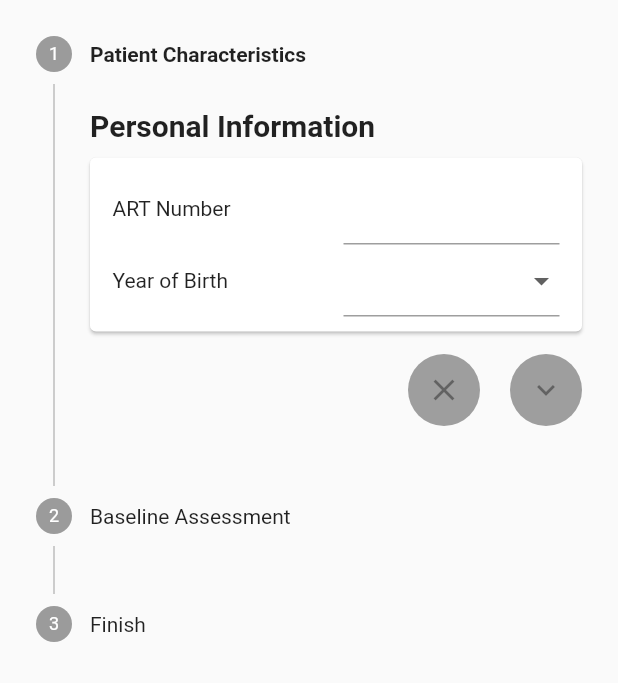
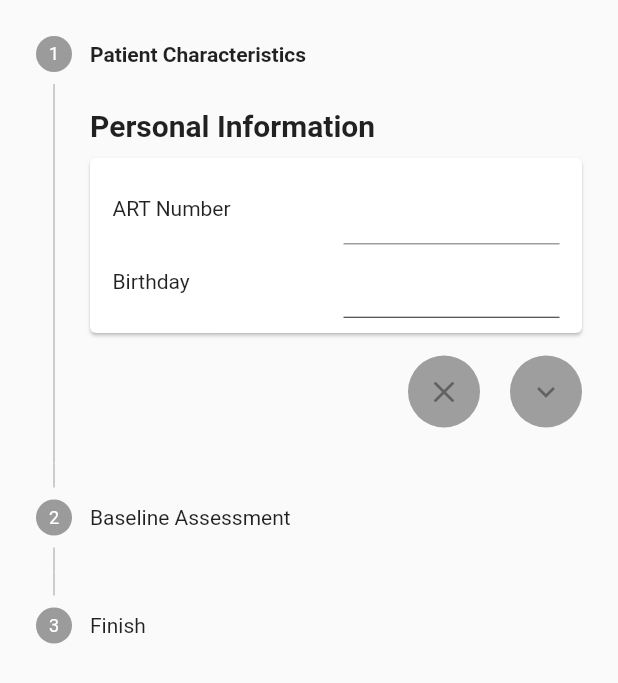
Before and after one commit to chrisly-bear/PEBRApp, a Flutter app: the _NewPatientForm widget shown alone on an empty page, opened directly, on a phone screen of 412 x 824 dp. Shown: the top 683 px of the screen. Run offline on Flutter 3.47's test engine with Material 2 defaults, Android fonts, the phone set to English and light mode, and no system bars; our stand-ins replace flushbar, shared_preferences, sqflite; missing offline and left inert: password, spreadsheet_decoder; accounts and stored records are empty.

Commit message:
Ask for birthday instead of birth year when creating a new patient. Adjusted database. Adjusted eligibility check (however, only patients in the eligible range can be created so the eligibility check is not really needed).

```diff
--- a/lib/database/models/Patient.dart
+++ b/lib/database/models/Patient.dart
@@ -21,7 +21,7 @@ class Patient implements IExcelExportable {
   static final colCreatedDate = 'created_date';
   static final colEnrollmentDate = 'enrollment_date';
   static final colARTNumber = 'art_number';
-  static final colYearOfBirth = 'year_of_birth';
+  static final colBirthday = 'birthday';
   static final colIsEligible = 'is_eligible';
   // nullables:
   static final colStickerNumber = 'sticker_number';
@@ -39,7 +39,7 @@ class Patient implements IExcelExportable {
   DateTime _createdDate;
   DateTime enrollmentDate;
   String artNumber;
-  int yearOfBirth;
+  DateTime birthday;
   bool isEligible;
   String stickerNumber;
   bool isVLBaselineAvailable;
@@ -67,7 +67,7 @@ class Patient implements IExcelExportable {
   // ------------
 
   Patient({this.enrollmentDate, this.artNumber, this.stickerNumber,
-    this.yearOfBirth, this.isEligible, this.isVLBaselineAvailable, this.gender,
+    this.birthday, this.isEligible, this.isVLBaselineAvailable, this.gender,
     this.sexualOrientation, this.village, this.phoneAvailability,
     this.phoneNumber, this.consentGiven, this.noConsentReason,
     this.noConsentReasonOther, this.isActivated});
@@ -76,7 +76,7 @@ class Patient implements IExcelExportable {
     this.createdDate = DateTime.parse(map[colCreatedDate]);
     this.enrollmentDate = DateTime.parse(map[colEnrollmentDate]);
     this.artNumber = map[colARTNumber];
-    this.yearOfBirth = int.parse(map[colYearOfBirth]);
+    this.birthday = DateTime.parse(map[colBirthday]);
     this.isEligible = map[colIsEligible] == 1;
     // nullables:
     this.stickerNumber = map[colStickerNumber];
@@ -108,7 +108,7 @@ class Patient implements IExcelExportable {
     map[colEnrollmentDate] = enrollmentDate.toIso8601String();
     map[colARTNumber] = artNumber;
     map[colStickerNumber] = stickerNumber;
-    map[colYearOfBirth] = yearOfBirth;
+    map[colBirthday] = birthday.toIso8601String();
     map[colIsEligible] = isEligible;
     // nullables:
     map[colIsVLBaselineAvailable] = isVLBaselineAvailable;
@@ -136,7 +136,7 @@ class Patient implements IExcelExportable {
     row[2] = 'DATE_ENROL';
     row[3] = 'TIME_ENROL';
     row[4] = 'IND_ID';
-    row[5] = 'BIRTH_YEAR';
+    row[5] = 'BIRTHDAY';
     row[6] = 'CONSENT';
     row[7] = 'CONSENT_NO';
     row[8] = 'CONSENT_OTHER';
@@ -163,7 +163,7 @@ class Patient implements IExcelExportable {
     row[2] = formatDateIso(enrollmentDate);
     row[3] = formatTimeIso(enrollmentDate);
     row[4] = artNumber;
-    row[5] = yearOfBirth;
+    row[5] = formatDateIso(birthday);
     row[6] = consentGiven;
     row[7] = noConsentReason?.code;
     row[8] = noConsentReasonOther;
--- a/lib/screens/NewPatientScreen.dart
+++ b/lib/screens/NewPatientScreen.dart
@@ -47,17 +47,12 @@ class _NewPatientFormState extends State<_NewPatientForm> {
   final _questionsFlex = 1;
   final _answersFlex = 1;
 
-  static final currentYear = DateTime.now().year;
-
-  static final int birthYearOptionsStart = 1990;
-  static final int birthYearOptionsEnd = currentYear;
-  List<int> birthYearOptions = List<int>.generate(birthYearOptionsEnd - birthYearOptionsStart + 1, (i) => birthYearOptionsStart + i);
-
   static final int minAgeForEligibility = 15;
   static final int maxAgeForEligibility = 24;
-  static final int minYearForEligibility = currentYear - maxAgeForEligibility;
-  static final int maxYearForEligibility = currentYear - minAgeForEligibility;
-  bool get _eligible => _newPatient.yearOfBirth != null && _newPatient.yearOfBirth >= minYearForEligibility && _newPatient.yearOfBirth <= maxYearForEligibility;
+  static final DateTime now = DateTime.now();
+  static final DateTime minBirthdayForEligibility = DateTime(now.year - maxAgeForEligibility, now.month, now.day);
+  static final DateTime maxBirthdayForEligibility = DateTime(now.year - minAgeForEligibility, now.month, now.day);
+  bool get _eligible => _newPatient.birthday != null && !_newPatient.birthday.isBefore(minBirthdayForEligibility) && !_newPatient.birthday.isAfter(maxBirthdayForEligibility);
 
   Patient _newPatient = Patient(isActivated: true);
   ViralLoad _viralLoadBaseline = ViralLoad(source: ViralLoadSource.MANUAL_INPUT());
@@ -74,6 +69,7 @@ class _NewPatientFormState extends State<_NewPatientForm> {
   // this field is used to display an error when the form is validated and if
   // the viral load baseline date is not selected
   bool _viralLoadBaselineDateValid = true;
+  bool _patientBirthdayValid = true;
 
   List<String> _artNumbersInDB;
   bool _isLoading = true;
@@ -260,7 +256,7 @@ class _NewPatientFormState extends State<_NewPatientForm> {
       child: Column(
         children: [
           _artNumberQuestion(),
-          _yearOfBirthQuestion(),
+          _birthdayQuestion(),
           _genderQuestion(),
           _sexualOrientationQuestion(),
           _villageQuestion(),
@@ -358,31 +354,52 @@ class _NewPatientFormState extends State<_NewPatientForm> {
     );
   }
 
-  Widget _yearOfBirthQuestion() {
-    return _makeQuestion('Year of Birth',
-        answer: DropdownButtonFormField<int>(
-          value: _newPatient.yearOfBirth,
-          onChanged: (int newValue) {
-            setState(() {
-              _newPatient.yearOfBirth = newValue;
-            });
-          },
-          validator: (value) {
-            if (value == null) { return 'Please select a year of birth.'; }
-          },
-          items: birthYearOptions.map<DropdownMenuItem<int>>((int value) {
-            String description = '$value';
-            return DropdownMenuItem<int>(
-              value: value,
-              child: Text(
-                description,
-                style: TextStyle(
-                  color: value <= maxYearForEligibility && value >= minYearForEligibility ? TEXT_ACTIVE : TEXT_INACTIVE,
+  Widget _birthdayQuestion() {
+    return _makeQuestion('Birthday',
+        answer: Column(
+          crossAxisAlignment: CrossAxisAlignment.start,
+          children: [
+            FlatButton(
+              padding: EdgeInsets.all(0.0),
+              child: SizedBox(
+                width: double.infinity,
+                child: Text(
+                  _newPatient.birthday == null ? '' : formatDateConsistent(_newPatient.birthday),
+                  textAlign: TextAlign.left,
+                  style: TextStyle(
+                    fontSize: 16.0,
+                    fontWeight: FontWeight.normal,
+                  ),
                 ),
               ),
-            );
-          }).toList(),
-        ),
+              onPressed: () async {
+                final now = DateTime.now();
+                DateTime date = await showDatePicker(
+                  context: context,
+                  initialDate: _newPatient.birthday ?? minBirthdayForEligibility,
+                  firstDate: minBirthdayForEligibility,
+                  lastDate: maxBirthdayForEligibility,
+                );
+                if (date != null) {
+                  setState(() {
+                    _newPatient.birthday = date;
+                  });
+                }
+              },
+            ),
+            Divider(color: CUSTOM_FORM_FIELD_UNDERLINE, height: 1.0,),
+            _patientBirthdayValid ? Container() : Padding(
+              padding: const EdgeInsets.only(top: 5.0),
+              child: Text(
+                'Please select a date',
+                style: TextStyle(
+                  color: CUSTOM_FORM_FIELD_ERROR_TEXT,
+                  fontSize: 12.0,
+                ),
+              ),
+            ),
+        ]
+      ),
     );
   }
 
@@ -604,7 +621,7 @@ class _NewPatientFormState extends State<_NewPatientForm> {
             child: SizedBox(
               width: double.infinity,
               child: Text(
-                _viralLoadBaseline.dateOfBloodDraw == null ? 'Select Date' : formatDateConsistent(_viralLoadBaseline.dateOfBloodDraw),
+                _viralLoadBaseline.dateOfBloodDraw == null ? '' : formatDateConsistent(_viralLoadBaseline.dateOfBloodDraw),
                 textAlign: TextAlign.left,
                 style: TextStyle(
                   fontSize: 16.0,
@@ -614,7 +631,12 @@ class _NewPatientFormState extends State<_NewPatientForm> {
             ),
             onPressed: () async {
               final now = DateTime.now();
-              DateTime date = await _showDatePicker(context, initialDate: _viralLoadBaseline.dateOfBloodDraw ?? DateTime(now.year, now.month, now.day));
+              DateTime date = await showDatePicker(
+                context: context,
+                initialDate: _viralLoadBaseline.dateOfBloodDraw ?? DateTime(now.year, now.month, now.day),
+                firstDate: DateTime(now.year - 1, now.month, now.day),
+                lastDate: DateTime(now.year, now.month, now.day),
+              );
               if (date != null) {
                 setState(() {
                   _viralLoadBaseline.dateOfBloodDraw = date;
@@ -708,7 +730,7 @@ class _NewPatientFormState extends State<_NewPatientForm> {
   // ----------
 
   Widget _eligibilityDisclaimer() {
-    if (_newPatient.yearOfBirth == null || _eligible) {
+    if (_newPatient.birthday == null || _eligible) {
       return Container();
     }
     return
@@ -716,9 +738,9 @@ class _NewPatientFormState extends State<_NewPatientForm> {
         padding: EdgeInsets.only(top: 15.0),
         child:
         Text('This patient is not eligible for the study. Only patients born '
-            'between $minYearForEligibility and $maxYearForEligibility are '
-            'eligible. Please, save the patient anyway for study evaluation '
-            'reasons. The patient will not appear in the PEBRApp, however.',
+            'between ${formatDateConsistent(minBirthdayForEligibility)} and '
+            '${formatDateConsistent(maxBirthdayForEligibility)} are '
+            'eligible. The patient will not appear in the PEBRApp.',
           textAlign: TextAlign.left,
         ),
       );
@@ -740,13 +762,28 @@ class _NewPatientFormState extends State<_NewPatientForm> {
     return true;
   }
 
+  bool _validatePatientBirthday() {
+    // if the birthday is not specified show the error message under the
+    // birthday field and return false.
+    if (_newPatient.birthday == null) {
+      setState(() {
+        _patientBirthdayValid = false;
+      });
+      return false;
+    }
+    setState(() {
+      _patientBirthdayValid = true;
+    });
+    return true;
+  }
+
   /// Returns true if the form validation succeeds and the patient was saved
   /// successfully.
   Future<bool> _onSubmitForm() async {
     setState(() {
       _isLoading = true;
     });
-    if (_formKey.currentState.validate() & _validateViralLoadBaselineDate()) {
+    if (_formKey.currentState.validate() & _validatePatientBirthday() & _validateViralLoadBaselineDate()) {
 
       final DateTime now = DateTime.now();
 
@@ -896,14 +933,4 @@ class _NewPatientFormState extends State<_NewPatientForm> {
     );
   }
 
-  Future<DateTime> _showDatePicker(BuildContext context, {DateTime initialDate}) async {
-    DateTime now = DateTime.now();
-    return showDatePicker(
-      context: context,
-      initialDate: initialDate ?? now,
-      firstDate: DateTime(now.year - 1, now.month, now.day),
-      lastDate: DateTime.now(),
-    );
-  }
-
 }
--- a/lib/screens/PatientScreen.dart
+++ b/lib/screens/PatientScreen.dart
@@ -253,7 +253,7 @@ class _PatientScreenState extends State<PatientScreen> {
           _buildRow('Enrollment Date', formatDateConsistent(_patient.enrollmentDate)),
           _buildRow('ART Number', _patient.artNumber),
           _buildRow('Sticker Number', _patient.stickerNumber),
-          _buildRow('Year of Birth', _patient.yearOfBirth.toString()),
+          _buildRow('Year of Birth', _patient.birthday.toString()),
           _buildRow('Gender', _patient.gender.description),
           _buildRow('Sexual Orientation', _patient.sexualOrientation.description),
           _buildRow('Village', _patient.village),
```
Also changed, not shown: lib/database/DatabaseProvider.dart (+8 -2 lines).
